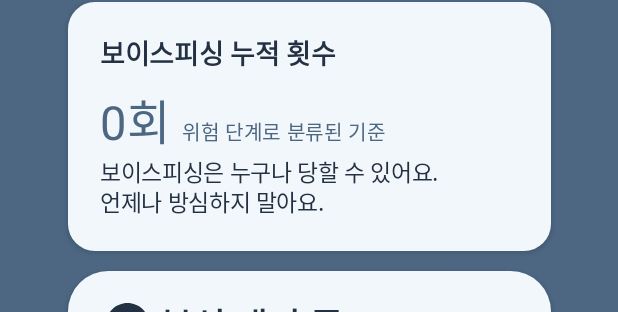
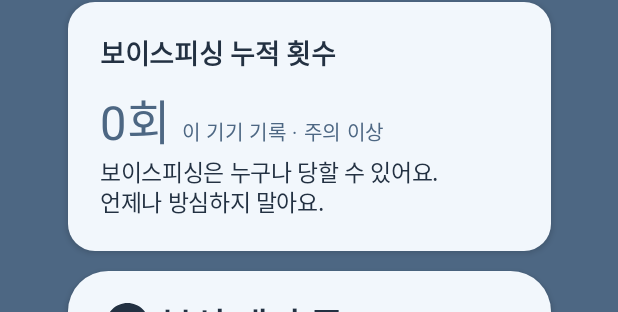
Before and after one commit to donggyu567/PIC_AICAMP, an Android app built with Jetpack Compose: the @Preview function AnalysisIdlePreview, on a phone screen of 412 x 824 dp. Shown: the part 117-429 px from the top of the screen. Run offline under Robolectric (Android 15) with nearby library versions, the phone set to English and light mode, and no system bars.

Commit message:
fix(android): count caution and danger call records

```diff
--- a/android/app/src/main/java/com/example/pic_ai_app/presentation/analysis/AnalysisIdleScreen.kt
+++ b/android/app/src/main/java/com/example/pic_ai_app/presentation/analysis/AnalysisIdleScreen.kt
@@ -31,7 +31,7 @@ private val cardColor = Color(0xFFF2F7FC)
 
 @Composable
 internal fun AnalysisIdleScreen(
-    riskCount: Int?, canStart: Boolean, onStart: () -> Unit, onHome: () -> Unit, onSettings: () -> Unit,
+    riskCount: Int, canStart: Boolean, onStart: () -> Unit, onHome: () -> Unit, onSettings: () -> Unit,
     onHistory: () -> Unit = {}, onReport: () -> Unit = {},
 ) {
     Scaffold(
@@ -82,7 +82,7 @@ internal fun AnalysisIdleScreen(
 }
 
 @Composable
-private fun RiskCountCard(riskCount: Int?) {
+private fun RiskCountCard(riskCount: Int) {
     Surface(
         modifier = Modifier.fillMaxWidth().heightIn(min = 169.dp),
         shape = RoundedCornerShape(20.dp), color = cardColor, contentColor = PicNavigationSelected,
@@ -93,9 +93,8 @@ private fun RiskCountCard(riskCount: Int?) {
                 lineHeight = 24.sp, fontWeight = FontWeight.Bold)
             Spacer(Modifier.height(9.dp))
             Row(horizontalArrangement = Arrangement.spacedBy(8.dp)) {
-                val displayedCount = riskCount ?: 0
                 Text(
-                    stringResource(R.string.analysis_idle_count, displayedCount),
+                    stringResource(R.string.analysis_idle_count, riskCount),
                     modifier = Modifier.alignByBaseline(),
                     fontSize = 35.sp, lineHeight = 44.sp, color = PicHomeBlue,
                 )
--- a/android/app/src/main/res/values/analysis_idle.xml
+++ b/android/app/src/main/res/values/analysis_idle.xml
@@ -2,7 +2,7 @@
 <resources>
     <string name="analysis_idle_count_title">보이스피싱 누적 횟수</string>
     <string name="analysis_idle_count">%1$d회</string>
-    <string name="analysis_idle_count_caption">위험 단계로 분류된 기준</string>
+    <string name="analysis_idle_count_caption">이 기기 기록 · 주의 이상</string>
     <string name="analysis_idle_count_note">보이스피싱은 누구나 당할 수 있어요.\n언제나 방심하지 말아요.</string>
     <string name="analysis_idle_title">분석 대기 중</string>
     <string name="analysis_idle_description">현재 분석하고 있지 않아요.\n분석하려면 아래 ‘분석 시작’을\n눌러주세요.</string>
```
Also changed, not shown: android/app/src/main/java/com/example/pic_ai_app/presentation/PicApp.kt (+9 -1 lines).
